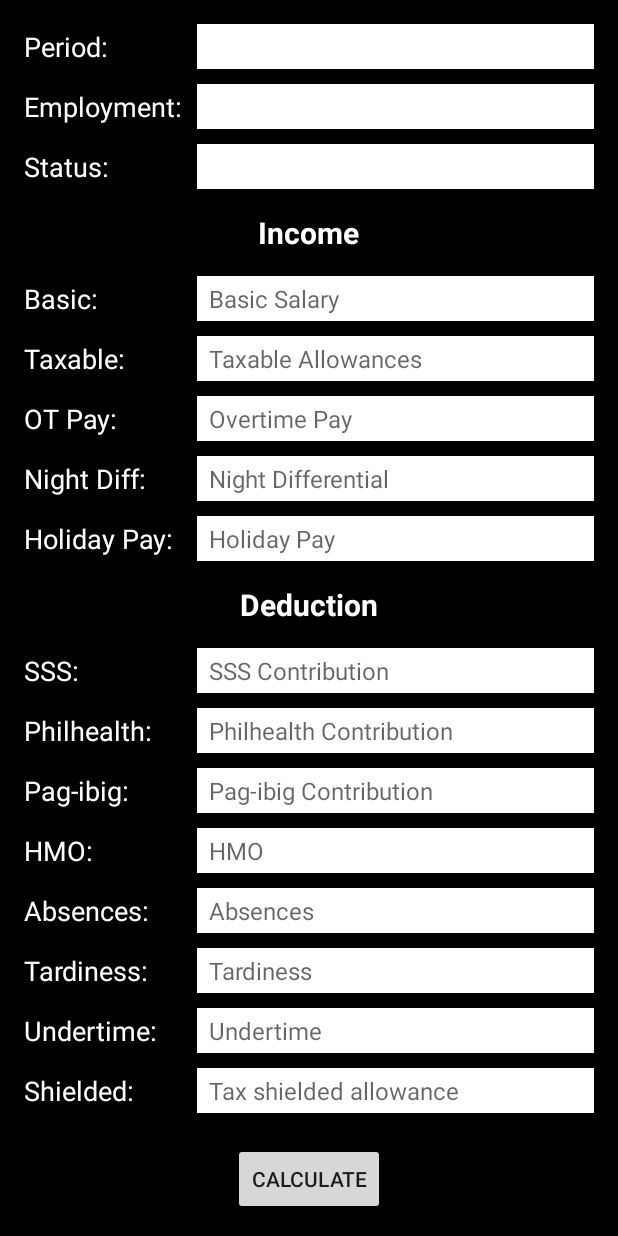
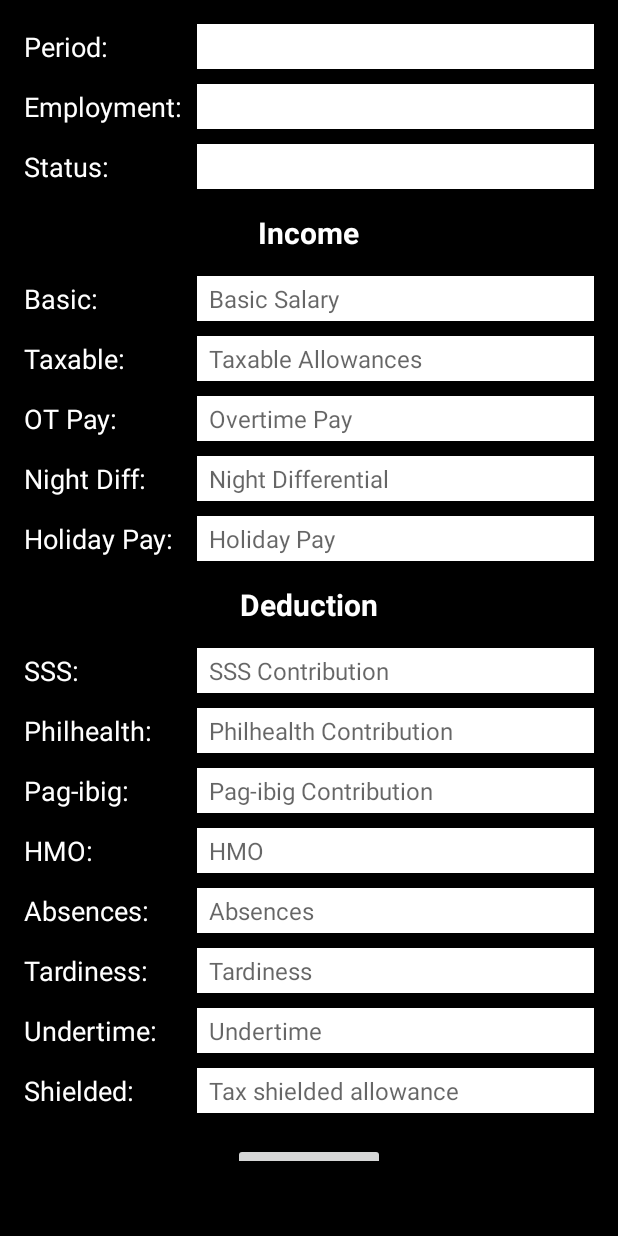
Before and after one commit to julznc/calTax, an Android app: the layout activity_cal_tax.xml on its own in the app's theme, with its tools: preview values and no code run, on a phone screen of 412 x 824 dp. Run offline under Robolectric (Android 15) with nearby library versions, the phone set to English and light mode, and no system bars.

Commit message:
rearrange layout

```diff
--- a/app/src/main/res/layout/activity_cal_tax.xml
+++ b/app/src/main/res/layout/activity_cal_tax.xml
@@ -1,18 +1,23 @@
-<ScrollView xmlns:android="http://schemas.android.com/apk/res/android"
+<RelativeLayout xmlns:android="http://schemas.android.com/apk/res/android"
+    xmlns:ads="http://schemas.android.com/apk/res-auto"
     xmlns:tools="http://schemas.android.com/tools"
     tools:context=".CalTaxActivity"
     android:layout_width="fill_parent"
-    android:layout_height="fill_parent">
+    android:layout_height="fill_parent"
+    android:background="#ff000000" >
+
+    <ScrollView
+        android:layout_width="fill_parent"
+        android:layout_height="wrap_content"
+        android:layout_marginBottom="50dp">
 
         <RelativeLayout
-        xmlns:ads="http://schemas.android.com/apk/res-auto"
             android:layout_width="match_parent"
-        android:layout_height="wrap_content"
+            android:layout_height="match_parent"
             android:paddingLeft="@dimen/activity_horizontal_margin"
             android:paddingRight="@dimen/activity_horizontal_margin"
             android:paddingTop="@dimen/activity_vertical_margin"
-        android:paddingBottom="@dimen/activity_vertical_margin"
-        android:background="#ff000000">
+            android:paddingBottom="@dimen/activity_vertical_margin" >
 
             <TextView
                 android:layout_width="wrap_content"
@@ -495,6 +500,9 @@
                 android:layout_alignParentStart="true" />
             />
 
+        </RelativeLayout>
+</ScrollView>
+
     <com.google.android.gms.ads.AdView
         android:id="@+id/adView"
         android:layout_width="wrap_content"
@@ -502,8 +510,7 @@
         android:layout_centerHorizontal="true"
         android:layout_alignParentBottom="true"
         ads:adSize="BANNER"
-            ads:adUnitId="@string/banner_ad_unit_id_test">
+        ads:adUnitId="@string/banner_ad_unit_id">
     </com.google.android.gms.ads.AdView>
 
 </RelativeLayout>
-</ScrollView>
```
Lines whose indentation alone changed are shown as unchanged.
